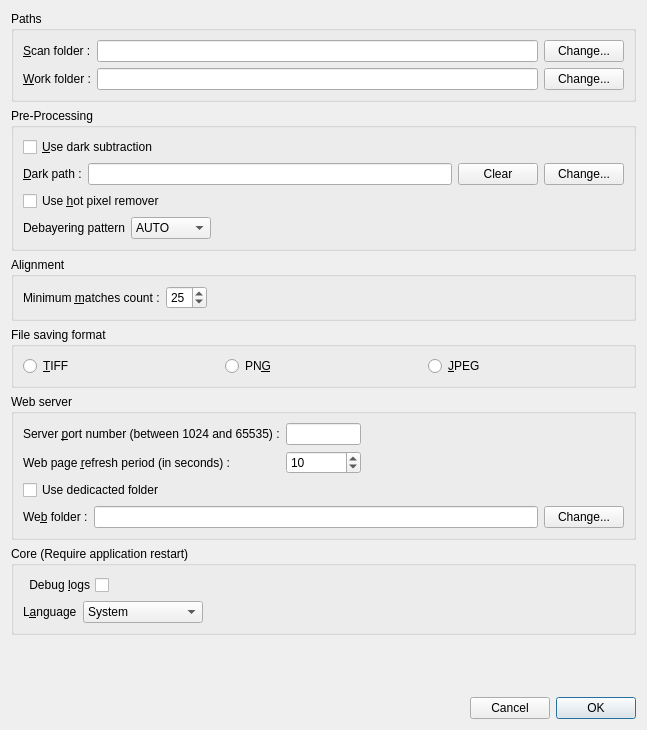
gehelem/als, file src/als/ui/prefs_ui.ui: the form before one commit.
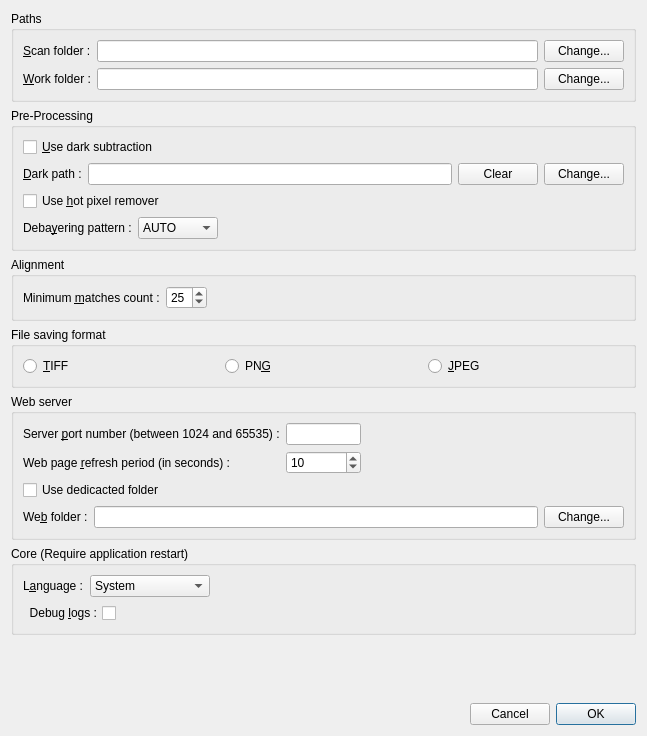
The form after the commit.

Commit message: minor visual tweaks in preferences screen

What changed in the file:
```diff
--- a/src/als/ui/prefs_ui.ui
+++ b/src/als/ui/prefs_ui.ui
@@ -7,7 +7,7 @@
     <x>0</x>
     <y>0</y>
     <width>647</width>
-    <height>730</height>
+    <height>736</height>
    </rect>
   </property>
   <property name="windowTitle">
@@ -157,7 +157,10 @@
         <item>
          <widget class="QLabel" name="label_2">
           <property name="text">
-           <string>Debayering pattern</string>
+           <string>Deba&amp;yering pattern :</string>
+          </property>
+          <property name="buddy">
+           <cstring>cmb_bayer_pattern</cstring>
           </property>
          </widget>
         </item>
@@ -433,39 +436,12 @@
       <string>Core (Require application restart)</string>
      </property>
      <layout class="QVBoxLayout" name="verticalLayout_2">
-      <item>
-       <layout class="QHBoxLayout" name="horizontalLayout_12">
-        <item>
-         <widget class="QCheckBox" name="chk_debug_logs">
-          <property name="layoutDirection">
-           <enum>Qt::RightToLeft</enum>
-          </property>
-          <property name="text">
-           <string>Debug &amp;logs</string>
-          </property>
-         </widget>
-        </item>
-        <item>
-         <spacer name="horizontalSpacer_5">
-          <property name="orientation">
-           <enum>Qt::Horizontal</enum>
-          </property>
-          <property name="sizeHint" stdset="0">
-           <size>
-            <width>40</width>
-            <height>20</height>
-           </size>
-          </property>
-         </spacer>
-        </item>
-       </layout>
-      </item>
       <item>
        <layout class="QHBoxLayout" name="horizontalLayout_9">
         <item>
          <widget class="QLabel" name="lbl_lang">
           <property name="text">
-           <string>L&amp;anguage</string>
+           <string>L&amp;anguage :</string>
           </property>
           <property name="buddy">
            <cstring>cmb_lang</cstring>
@@ -512,6 +488,33 @@
         </item>
        </layout>
       </item>
+      <item>
+       <layout class="QHBoxLayout" name="horizontalLayout_12">
+        <item>
+         <widget class="QCheckBox" name="chk_debug_logs">
+          <property name="layoutDirection">
+           <enum>Qt::RightToLeft</enum>
+          </property>
+          <property name="text">
+           <string>Debug &amp;logs :</string>
+          </property>
+         </widget>
+        </item>
+        <item>
+         <spacer name="horizontalSpacer_5">
+          <property name="orientation">
+           <enum>Qt::Horizontal</enum>
+          </property>
+          <property name="sizeHint" stdset="0">
+           <size>
+            <width>40</width>
+            <height>20</height>
+           </size>
+          </property>
+         </spacer>
+        </item>
+       </layout>
+      </item>
      </layout>
     </widget>
    </item>
```
The commit also changes 2 other files.
